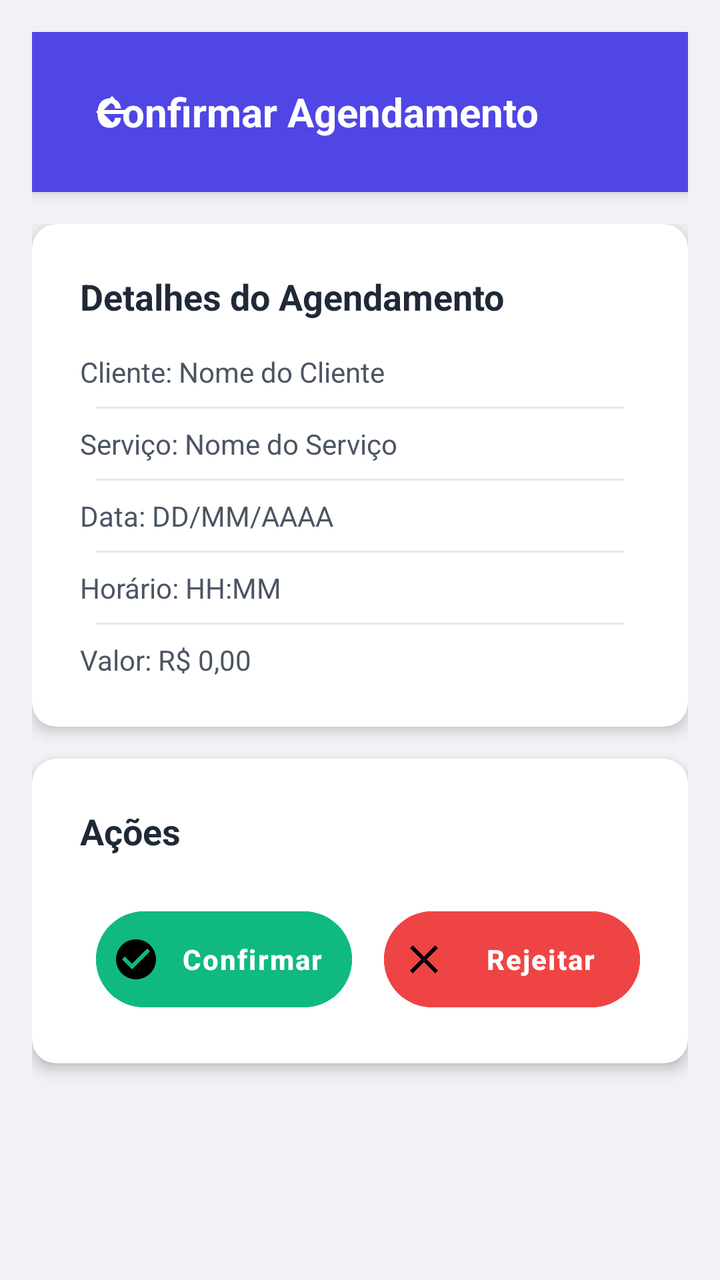
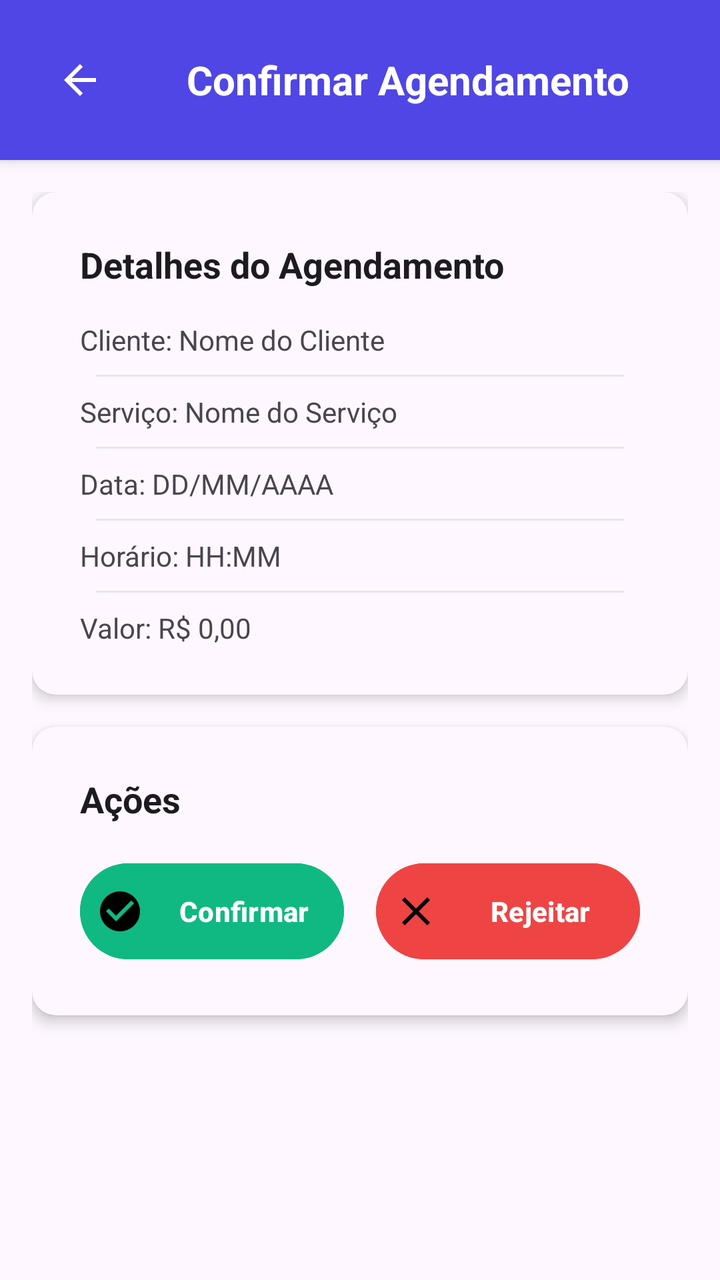

The first picture is an Android layout as it rendered before a commit; the second is the same layout after the commit. The layout source and the unified diff follow.
<!-- AndroidManifest.xml: application theme Theme.SmartApp -->
<!-- res/layout/confirmar_agendamento.xml -->
<?xml version="1.0" encoding="utf-8"?>
<RelativeLayout xmlns:android="http://schemas.android.com/apk/res/android"
    xmlns:app="http://schemas.android.com/apk/res-auto"
    android:layout_width="match_parent"
    android:layout_height="match_parent"
    android:background="#f0f2f5"
    android:padding="16dp">

    
    <RelativeLayout
        android:id="@+id/header"
        android:layout_width="match_parent"
        android:layout_height="wrap_content"
        android:background="#4F46E5"
        android:padding="16dp"
        android:elevation="4dp">

        <ImageButton
            android:id="@+id/btnvoltaragendaconf"
            android:layout_width="48dp"
            android:layout_height="48dp"
            android:background="?attr/selectableItemBackgroundBorderless"
            android:src="@drawable/ic_arrow_back"
            android:contentDescription="Voltar" />

        <TextView
            android:layout_width="wrap_content"
            android:layout_height="wrap_content"
            android:text="Confirmar Agendamento"
            android:textColor="#FFFFFF"
            android:textSize="20sp"
            android:textStyle="bold"
            android:layout_centerVertical="true"
            android:layout_marginStart="16dp" />
    </RelativeLayout>

    
    <ScrollView
        android:layout_width="match_parent"
        android:layout_height="match_parent"
        android:layout_below="@id/header"
        android:fillViewport="true">

        <LinearLayout
            android:layout_width="match_parent"
            android:layout_height="wrap_content"
            android:orientation="vertical"
            android:paddingTop="16dp">

            
            <androidx.cardview.widget.CardView
                android:layout_width="match_parent"
                android:layout_height="wrap_content"
                app:cardCornerRadius="12dp"
                app:cardElevation="4dp"
                android:layout_marginBottom="16dp">

                <LinearLayout
                    android:layout_width="match_parent"
                    android:layout_height="wrap_content"
                    android:orientation="vertical"
                    android:padding="24dp">

                    <TextView
                        android:layout_width="match_parent"
                        android:layout_height="wrap_content"
                        android:text="Detalhes do Agendamento"
                        android:textColor="#1F2937"
                        android:textSize="18sp"
                        android:textStyle="bold"
                        android:layout_marginBottom="16dp"/>

                    <LinearLayout
                        android:layout_width="match_parent"
                        android:layout_height="wrap_content"
                        android:orientation="vertical"
                        android:divider="@drawable/divider"
                        android:showDividers="middle"
                        android:dividerPadding="8dp">

                        <TextView
                            android:layout_width="match_parent"
                            android:layout_height="wrap_content"
                            android:text="Cliente: Nome do Cliente"
                            android:textColor="#4B5563"
                            android:layout_marginBottom="8dp"/>

                        <TextView
                            android:layout_width="match_parent"
                            android:layout_height="wrap_content"
                            android:text="Serviço: Nome do Serviço"
                            android:textColor="#4B5563"
                            android:layout_marginVertical="8dp"/>

                        <TextView
                            android:layout_width="match_parent"
                            android:layout_height="wrap_content"
                            android:text="Data: DD/MM/AAAA"
                            android:textColor="#4B5563"
                            android:layout_marginVertical="8dp"/>

                        <TextView
                            android:layout_width="match_parent"
                            android:layout_height="wrap_content"
                            android:text="Horário: HH:MM"
                            android:textColor="#4B5563"
                            android:layout_marginVertical="8dp"/>

                        <TextView
                            android:layout_width="match_parent"
                            android:layout_height="wrap_content"
                            android:text="Valor: R$ 0,00"
                            android:textColor="#4B5563"
                            android:layout_marginTop="8dp"/>
                    </LinearLayout>
                </LinearLayout>
            </androidx.cardview.widget.CardView>

            
            <androidx.cardview.widget.CardView
                android:layout_width="match_parent"
                android:layout_height="wrap_content"
                app:cardCornerRadius="12dp"
                app:cardElevation="4dp">

                <LinearLayout
                    android:layout_width="match_parent"
                    android:layout_height="wrap_content"
                    android:orientation="vertical"
                    android:padding="24dp">

                    <TextView
                        android:layout_width="match_parent"
                        android:layout_height="wrap_content"
                        android:text="Ações"
                        android:textColor="#1F2937"
                        android:textSize="18sp"
                        android:textStyle="bold"
                        android:layout_marginBottom="16dp"/>

                    <LinearLayout
                        style="?android:attr/buttonBarStyle"
                        android:layout_width="match_parent"
                        android:layout_height="wrap_content"
                        android:orientation="horizontal"
                        android:weightSum="2"
                        android:gravity="center"
                        android:layout_marginTop="8dp">

                        <Button
                            android:id="@+id/btnconfirmar"
                            style="?android:attr/buttonBarButtonStyle"
                            android:layout_width="0dp"
                            android:layout_height="wrap_content"
                            android:layout_weight="1"
                            android:backgroundTint="#10B981"
                            android:text="Confirmar"
                            android:textColor="#FFFFFF"
                            android:textStyle="bold"
                            android:drawableLeft="@drawable/ic_check_circle"
                            android:drawablePadding="8dp"
                            android:paddingVertical="12dp"
                            android:paddingHorizontal="8dp"
                            android:gravity="center"
                            android:letterSpacing="0.05"
                            android:layout_marginEnd="8dp" />

                        <Button
                            android:id="@+id/btnrejeitar"
                            style="?android:attr/buttonBarButtonStyle"
                            android:layout_width="0dp"
                            android:layout_height="wrap_content"
                            android:layout_weight="1"
                            android:backgroundTint="#EF4444"
                            android:text="Rejeitar"
                            android:textColor="#FFFFFF"
                            android:textStyle="bold"
                            android:drawableLeft="@drawable/ic_close"
                            android:drawablePadding="8dp"
                            android:paddingVertical="12dp"
                            android:paddingHorizontal="8dp"
                            android:gravity="center"
                            android:letterSpacing="0.05"
                            android:layout_marginStart="8dp"/>
                    </LinearLayout>
                </LinearLayout>
            </androidx.cardview.widget.CardView>
        </LinearLayout>
    </ScrollView>

    
    <RelativeLayout
        android:id="@+id/rejectionModal"
        android:layout_width="match_parent"
        android:layout_height="match_parent"
        android:background="#80000000"
        android:visibility="gone"
        android:clickable="true"
        android:focusable="true">

        <androidx.cardview.widget.CardView
            android:layout_width="match_parent"
            android:layout_height="wrap_content"
            android:layout_margin="32dp"
            app:cardCornerRadius="16dp"
            app:cardElevation="8dp"
            android:layout_centerInParent="true">

            <LinearLayout
                android:layout_width="match_parent"
                android:layout_height="wrap_content"
                android:orientation="vertical"
                android:padding="24dp">

                <TextView
                    android:layout_width="match_parent"
                    android:layout_height="wrap_content"
                    android:text="Rejeitar Agendamento"
                    android:textColor="#1F2937"
                    android:textSize="20sp"
                    android:textStyle="bold"
                    android:layout_marginBottom="16dp"/>

                <TextView
                    android:layout_width="match_parent"
                    android:layout_height="wrap_content"
                    android:text="Por favor, forneça um motivo para a rejeição (opcional):"
                    android:textColor="#374151"
                    android:layout_marginBottom="12dp"/>

                <EditText
                    android:id="@+id/rejectionReason"
                    android:layout_width="match_parent"
                    android:layout_height="120dp"
                    android:background="@drawable/edittext_border"
                    android:padding="12dp"
                    android:gravity="top"
                    android:hint="Digite o motivo..."
                    android:inputType="textMultiLine"/>

                <LinearLayout
                    android:layout_width="match_parent"
                    android:layout_height="wrap_content"
                    android:orientation="horizontal"
                    android:gravity="end"
                    android:layout_marginTop="16dp">

                    <Button
                        android:id="@+id/cancelRejectionButton"
                        android:layout_width="wrap_content"
                        android:layout_height="wrap_content"
                        android:text="Cancelar"
                        android:backgroundTint="#E5E7EB"
                        android:textColor="#1F2937"
                        android:paddingHorizontal="16dp"
                        android:paddingVertical="8dp"
                        android:layout_marginEnd="8dp"/>

                    <Button
                        android:id="@+id/submitRejectionButton"
                        android:layout_width="wrap_content"
                        android:layout_height="wrap_content"
                        android:text="Rejeitar Agendamento"
                        android:backgroundTint="#EF4444"
                        android:textColor="#FFFFFF"
                        android:paddingHorizontal="16dp"
                        android:paddingVertical="8dp"/>
                </LinearLayout>
            </LinearLayout>
        </androidx.cardview.widget.CardView>
    </RelativeLayout>

    
    <RelativeLayout
        android:id="@+id/messageModal"
        android:layout_width="match_parent"
        android:layout_height="match_parent"
        android:background="#80000000"
        android:visibility="gone"
        android:clickable="true"
        android:focusable="true">

        <androidx.cardview.widget.CardView
            android:layout_width="300dp"
            android:layout_height="wrap_content"
            app:cardCornerRadius="16dp"
            app:cardElevation="8dp"
            android:layout_centerInParent="true">

            <LinearLayout
                android:layout_width="match_parent"
                android:layout_height="wrap_content"
                android:orientation="vertical"
                android:gravity="center_horizontal"
                android:padding="24dp">

                <ImageView
                    android:id="@+id/messageIcon"
                    android:layout_width="48dp"
                    android:layout_height="48dp"
                    android:layout_marginBottom="16dp"/>

                <TextView
                    android:id="@+id/messageTitle"
                    android:layout_width="match_parent"
                    android:layout_height="wrap_content"
                    android:textColor="#1F2937"
                    android:textSize="20sp"
                    android:textStyle="bold"
                    android:gravity="center"
                    android:layout_marginBottom="8dp"/>

                <TextView
                    android:id="@+id/messageText"
                    android:layout_width="match_parent"
                    android:layout_height="wrap_content"
                    android:textColor="#4B5563"
                    android:gravity="center"
                    android:layout_marginBottom="16dp"/>

                <Button
                    android:id="@+id/okButton"
                    android:layout_width="match_parent"
                    android:layout_height="wrap_content"
                    android:text="OK"
                    android:backgroundTint="#10B981"
                    android:textColor="#FFFFFF"
                    android:paddingVertical="12dp"/>
            </LinearLayout>
        </androidx.cardview.widget.CardView>
    </RelativeLayout>
</RelativeLayout>
<!-- resources referenced by this layout -->
<resources>
  <!-- drawable divider (drawable) -->
  <shape xmlns:android="http://schemas.android.com/apk/res/android">
      <size android:height="1dp" />
      <solid android:color="@color/gray_200" />
      <solid android:color="#E5E7EB" />
      <size android:height="1dp" />
      <solid android:color="#E5E7EB" />
      <size android:height="1dp" />
      <solid android:color="#E5E7EB" />
  
  </shape>
  <!-- drawable edittext_border (drawable) -->
  <?xml version="1.0" encoding="utf-8"?>
  <shape xmlns:android="http://schemas.android.com/apk/res/android">
      <stroke android:width="1dp" android:color="#D1D5DB" />
      <corners android:radius="8dp" />
  </shape>
  <!-- drawable ic_arrow_back (drawable) -->
  <vector xmlns:android="http://schemas.android.com/apk/res/android"
      android:width="24dp"
      android:height="24dp"
      android:viewportWidth="24"
      android:viewportHeight="24">
      <path android:fillColor="#FFFFFF" android:pathData="M20,11H7.83l5.59,-5.59L12,4l-8,8 8,8 1.41,-1.41L7.83,13H20v-2z"/>
  </vector>
  <!-- drawable ic_check_circle (drawable) -->
  <vector xmlns:android="http://schemas.android.com/apk/res/android" android:height="24dp" android:tint="#000000" android:viewportHeight="24" android:viewportWidth="24" android:width="24dp">
        
      <path android:fillColor="@android:color/white" android:pathData="M12,2C6.48,2 2,6.48 2,12s4.48,10 10,10 10,-4.48 10,-10S17.52,2 12,2zM10,17l-5,-5 1.41,-1.41L10,14.17l7.59,-7.59L19,8l-9,9z"/>
      
  </vector>
  <!-- drawable ic_close (drawable) -->
  <vector xmlns:android="http://schemas.android.com/apk/res/android"
      android:width="24dp"
      android:height="24dp"
      android:viewportWidth="24"
      android:viewportHeight="24">
      <path
          android:fillColor="#FF000000"
          android:pathData="M19,6.41L17.59,5 12,10.59 6.41,5 5,6.41 10.59,12 5,17.59 6.41,19 12,13.41 17.59,19 19,17.59 13.41,12z"/>
  </vector>
  <style name="Theme.SmartApp" parent="Base.Theme.SmartApp" />
  <color name="gray_200">#E5E7EB</color>
  <style name="Base.Theme.SmartApp" parent="Theme.Material3.DayNight.NoActionBar" />
</resources>

<!-- the commit's change to res/layout/confirmar_agendamento.xml (unified diff, before → after) -->
@@ -3,15 +3,16 @@
     xmlns:app="http://schemas.android.com/apk/res-auto"
     android:layout_width="match_parent"
     android:layout_height="match_parent"
-    android:background="#f0f2f5"
-    android:padding="16dp">
+    android:background="?android:attr/colorBackground">
 
     
-    <RelativeLayout
+    <LinearLayout
         android:id="@+id/header"
         android:layout_width="match_parent"
         android:layout_height="wrap_content"
         android:background="#4F46E5"
+        android:orientation="horizontal"
+        android:gravity="center_vertical"
         android:padding="16dp"
         android:elevation="4dp">
 
@@ -21,31 +22,32 @@
             android:layout_height="48dp"
             android:background="?attr/selectableItemBackgroundBorderless"
             android:src="@drawable/ic_arrow_back"
-            android:contentDescription="Voltar" />
+            android:contentDescription="Voltar"
+            android:layout_gravity="center_vertical" />
 
         <TextView
-            android:layout_width="wrap_content"
+            android:layout_width="0dp"
             android:layout_height="wrap_content"
+            android:layout_weight="1"
             android:text="Confirmar Agendamento"
             android:textColor="#FFFFFF"
             android:textSize="20sp"
             android:textStyle="bold"
-            android:layout_centerVertical="true"
-            android:layout_marginStart="16dp" />
-    </RelativeLayout>
+            android:gravity="center"/>
+    </LinearLayout>
 
     
     <ScrollView
         android:layout_width="match_parent"
         android:layout_height="match_parent"
         android:layout_below="@id/header"
-        android:fillViewport="true">
+        android:fillViewport="true"
+        android:padding="16dp">
 
         <LinearLayout
             android:layout_width="match_parent"
             android:layout_height="wrap_content"
-            android:orientation="vertical"
-            android:paddingTop="16dp">
+            android:orientation="vertical">
 
             
             <androidx.cardview.widget.CardView
@@ -53,7 +55,7 @@
                 android:layout_height="wrap_content"
                 app:cardCornerRadius="12dp"
                 app:cardElevation="4dp"
-                android:layout_marginBottom="16dp">
+                app:cardBackgroundColor="?android:attr/colorBackground">
 
                 <LinearLayout
                     android:layout_width="match_parent"
@@ -65,7 +67,7 @@
                         android:layout_width="match_parent"
                         android:layout_height="wrap_content"
                         android:text="Detalhes do Agendamento"
-                        android:textColor="#1F2937"
+                        android:textColor="?android:attr/textColorPrimary"
                         android:textSize="18sp"
                         android:textStyle="bold"
                         android:layout_marginBottom="16dp"/>
@@ -82,35 +84,35 @@
                             android:layout_width="match_parent"
                             android:layout_height="wrap_content"
                             android:text="Cliente: Nome do Cliente"
-                            android:textColor="#4B5563"
+                            android:textColor="?android:attr/textColorSecondary"
                             android:layout_marginBottom="8dp"/>
 
                         <TextView
                             android:layout_width="match_parent"
                             android:layout_height="wrap_content"
                             android:text="Serviço: Nome do Serviço"
-                            android:textColor="#4B5563"
+                            android:textColor="?android:attr/textColorSecondary"
                             android:layout_marginVertical="8dp"/>
 
                         <TextView
                             android:layout_width="match_parent"
                             android:layout_height="wrap_content"
                             android:text="Data: DD/MM/AAAA"
-                            android:textColor="#4B5563"
+                            android:textColor="?android:attr/textColorSecondary"
                             android:layout_marginVertical="8dp"/>
 
                         <TextView
                             android:layout_width="match_parent"
                             android:layout_height="wrap_content"
                             android:text="Horário: HH:MM"
-                            android:textColor="#4B5563"
+                            android:textColor="?android:attr/textColorSecondary"
                             android:layout_marginVertical="8dp"/>
 
                         <TextView
                             android:layout_width="match_parent"
                             android:layout_height="wrap_content"
                             android:text="Valor: R$ 0,00"
-                            android:textColor="#4B5563"
+                            android:textColor="?android:attr/textColorSecondary"
                             android:layout_marginTop="8dp"/>
                     </LinearLayout>
                 </LinearLayout>
@@ -121,7 +123,9 @@
                 android:layout_width="match_parent"
                 android:layout_height="wrap_content"
                 app:cardCornerRadius="12dp"
-                app:cardElevation="4dp">
+                app:cardElevation="4dp"
+                app:cardBackgroundColor="?android:attr/colorBackground"
+                android:layout_marginTop="16dp">
 
                 <LinearLayout
                     android:layout_width="match_parent"
@@ -133,23 +137,20 @@
                         android:layout_width="match_parent"
                         android:layout_height="wrap_content"
                         android:text="Ações"
-                        android:textColor="#1F2937"
+                        android:textColor="?android:attr/textColorPrimary"
                         android:textSize="18sp"
                         android:textStyle="bold"
                         android:layout_marginBottom="16dp"/>
 
                     <LinearLayout
-                        style="?android:attr/buttonBarStyle"
                         android:layout_width="match_parent"
                         android:layout_height="wrap_content"
                         android:orientation="horizontal"
                         android:weightSum="2"
-                        android:gravity="center"
-                        android:layout_marginTop="8dp">
+                        android:gravity="center">
 
                         <Button
                             android:id="@+id/btnconfirmar"
-                            style="?android:attr/buttonBarButtonStyle"
                             android:layout_width="0dp"
                             android:layout_height="wrap_content"
                             android:layout_weight="1"
@@ -162,12 +163,10 @@
                             android:paddingVertical="12dp"
                             android:paddingHorizontal="8dp"
                             android:gravity="center"
-                            android:letterSpacing="0.05"
                             android:layout_marginEnd="8dp" />
 
                         <Button
                             android:id="@+id/btnrejeitar"
-                            style="?android:attr/buttonBarButtonStyle"
                             android:layout_width="0dp"
                             android:layout_height="wrap_content"
                             android:layout_weight="1"
@@ -180,7 +179,6 @@
                             android:paddingVertical="12dp"
                             android:paddingHorizontal="8dp"
                             android:gravity="center"
-                            android:letterSpacing="0.05"
                             android:layout_marginStart="8dp"/>
                     </LinearLayout>
                 </LinearLayout>
@@ -189,7 +187,7 @@
     </ScrollView>
 
     
-    <RelativeLayout
+    <FrameLayout
         android:id="@+id/rejectionModal"
         android:layout_width="match_parent"
         android:layout_height="match_parent"
@@ -204,7 +202,8 @@
             android:layout_margin="32dp"
             app:cardCornerRadius="16dp"
             app:cardElevation="8dp"
-            android:layout_centerInParent="true">
+            app:cardBackgroundColor="?android:attr/colorBackground"
+            android:layout_gravity="center">
 
             <LinearLayout
                 android:layout_width="match_parent"
@@ -216,7 +215,7 @@
                     android:layout_width="match_parent"
                     android:layout_height="wrap_content"
                     android:text="Rejeitar Agendamento"
-                    android:textColor="#1F2937"
+                    android:textColor="?android:attr/textColorPrimary"
                     android:textSize="20sp"
                     android:textStyle="bold"
                     android:layout_marginBottom="16dp"/>
@@ -225,7 +224,7 @@
                     android:layout_width="match_parent"
                     android:layout_height="wrap_content"
                     android:text="Por favor, forneça um motivo para a rejeição (opcional):"
-                    android:textColor="#374151"
+                    android:textColor="?android:attr/textColorSecondary"
                     android:layout_marginBottom="12dp"/>
 
                 <EditText
@@ -236,7 +235,8 @@
                     android:padding="12dp"
                     android:gravity="top"
                     android:hint="Digite o motivo..."
-                    android:inputType="textMultiLine"/>
+                    android:inputType="textMultiLine"
+                    android:textColor="?android:attr/textColorPrimary" />
 
                 <LinearLayout
                     android:layout_width="match_parent"
@@ -251,7 +251,7 @@
                         android:layout_height="wrap_content"
                         android:text="Cancelar"
                         android:backgroundTint="#E5E7EB"
-                        android:textColor="#1F2937"
+                        android:textColor="?android:attr/textColorPrimary"
                         android:paddingHorizontal="16dp"
                         android:paddingVertical="8dp"
                         android:layout_marginEnd="8dp"/>
@@ -268,10 +268,10 @@
                 </LinearLayout>
             </LinearLayout>
         </androidx.cardview.widget.CardView>
-    </RelativeLayout>
+    </FrameLayout>
 
     
-    <RelativeLayout
+    <FrameLayout
         android:id="@+id/messageModal"
         android:layout_width="match_parent"
         android:layout_height="match_parent"
@@ -285,7 +285,8 @@
             android:layout_height="wrap_content"
             app:cardCornerRadius="16dp"
             app:cardElevation="8dp"
-            android:layout_centerInParent="true">
+            app:cardBackgroundColor="?android:attr/colorBackground"
+            android:layout_gravity="center">
 
             <LinearLayout
                 android:layout_width="match_parent"
@@ -298,13 +299,15 @@
                     android:id="@+id/messageIcon"
                     android:layout_width="48dp"
                     android:layout_height="48dp"
-                    android:layout_marginBottom="16dp"/>
+                    android:layout_marginBottom="16dp"
+                    />
 
                 <TextView
                     android:id="@+id/messageTitle"
                     android:layout_width="match_parent"
                     android:layout_height="wrap_content"
-                    android:textColor="#1F2937"
+                    android:text="Título"
+                    android:textColor="?android:attr/textColorPrimary"
                     android:textSize="20sp"
                     android:textStyle="bold"
                     android:gravity="center"
@@ -314,7 +317,8 @@
                     android:id="@+id/messageText"
                     android:layout_width="match_parent"
                     android:layout_height="wrap_content"
-                    android:textColor="#4B5563"
+                    android:text="Mensagem de exemplo"
+                    android:textColor="?android:attr/textColorSecondary"
                     android:gravity="center"
                     android:layout_marginBottom="16dp"/>
 
@@ -328,5 +332,5 @@
                     android:paddingVertical="12dp"/>
             </LinearLayout>
         </androidx.cardview.widget.CardView>
-    </RelativeLayout>
+    </FrameLayout>
 </RelativeLayout>
